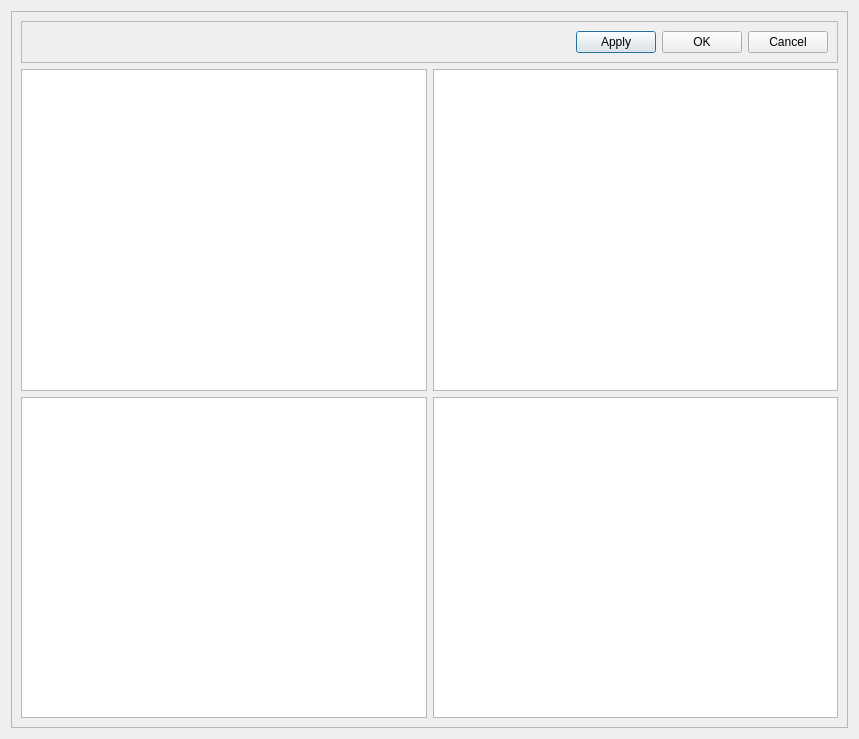
First picture: the form in gui/Ui_Visualizer.ui, repository myngshj3/graphcore-poc, before the edit.
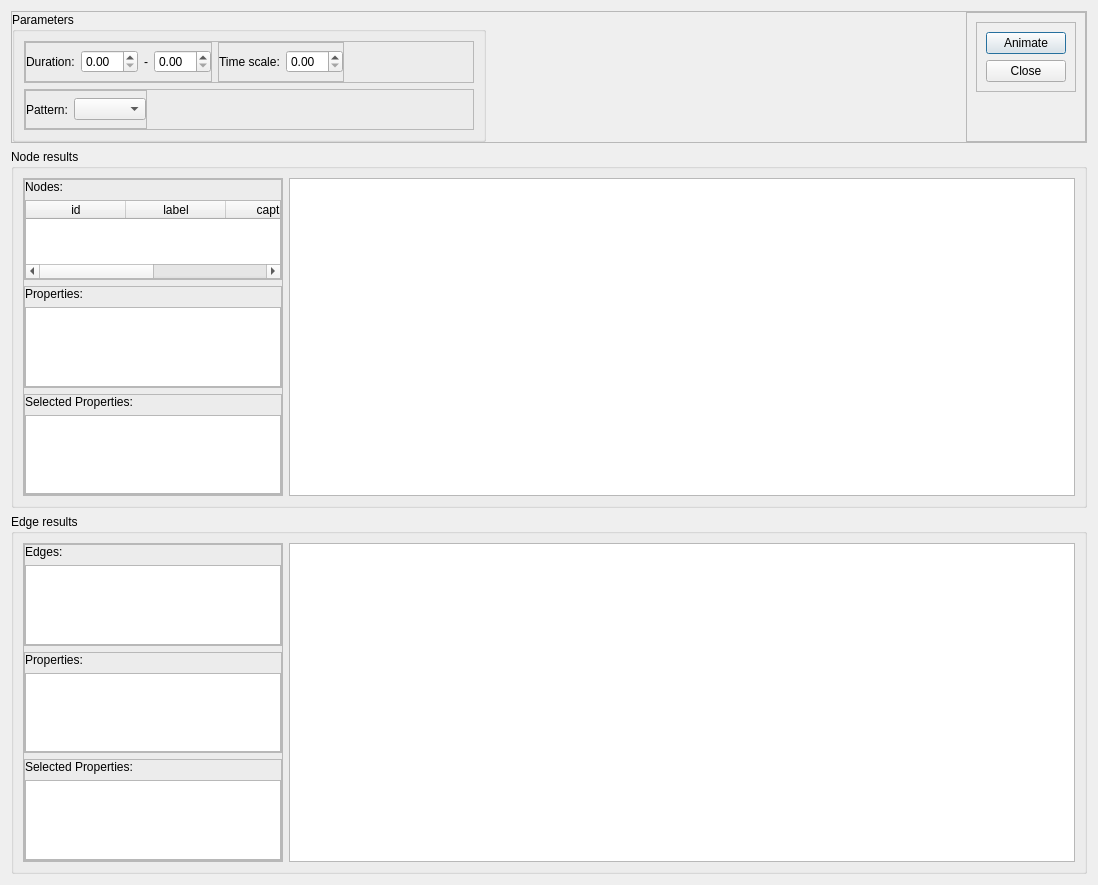
Second picture: the form after the edit. Custom widgets are drawn as their Qt base class.

Commit message: Visualizer implemented.

```diff
--- a/gui/Ui_Visualizer.ui
+++ b/gui/Ui_Visualizer.ui
@@ -6,79 +6,689 @@
    <rect>
     <x>0</x>
     <y>0</y>
-    <width>859</width>
-    <height>739</height>
+    <width>1098</width>
+    <height>885</height>
    </rect>
   </property>
+  <property name="sizePolicy">
+   <sizepolicy hsizetype="Preferred" vsizetype="Preferred">
+    <horstretch>0</horstretch>
+    <verstretch>0</verstretch>
+   </sizepolicy>
+  </property>
+  <property name="minimumSize">
+   <size>
+    <width>800</width>
+    <height>600</height>
+   </size>
+  </property>
+  <property name="maximumSize">
+   <size>
+    <width>1920</width>
+    <height>1080</height>
+   </size>
+  </property>
   <property name="windowTitle">
    <string>Dialog</string>
   </property>
-  <layout class="QGridLayout" name="gridLayout">
-   <item row="0" column="0">
+  <property name="sizeGripEnabled">
+   <bool>false</bool>
+  </property>
+  <layout class="QVBoxLayout" name="verticalLayout_11">
+   <item>
     <widget class="QFrame" name="frame">
+     <property name="sizePolicy">
+      <sizepolicy hsizetype="Preferred" vsizetype="Fixed">
+       <horstretch>0</horstretch>
+       <verstretch>0</verstretch>
+      </sizepolicy>
+     </property>
      <property name="frameShape">
       <enum>QFrame::StyledPanel</enum>
      </property>
      <property name="frameShadow">
       <enum>QFrame::Raised</enum>
      </property>
-     <layout class="QGridLayout" name="gridLayout_2">
-      <item row="2" column="0">
-       <widget class="QColumnView" name="nodeProperties"/>
+     <layout class="QGridLayout" name="gridLayout">
+      <property name="leftMargin">
+       <number>0</number>
+      </property>
+      <property name="topMargin">
+       <number>0</number>
+      </property>
+      <property name="rightMargin">
+       <number>0</number>
+      </property>
+      <property name="bottomMargin">
+       <number>0</number>
+      </property>
+      <item row="0" column="1">
+       <spacer name="horizontalSpacer">
+        <property name="orientation">
+         <enum>Qt::Horizontal</enum>
+        </property>
+        <property name="sizeHint" stdset="0">
+         <size>
+          <width>40</width>
+          <height>20</height>
+         </size>
+        </property>
+       </spacer>
       </item>
-      <item row="1" column="1">
-       <widget class="QTableWidget" name="edgeTable"/>
+      <item row="0" column="0">
+       <widget class="QGroupBox" name="groupBox_13">
+        <property name="title">
+         <string>Parameters</string>
+        </property>
+        <layout class="QVBoxLayout" name="verticalLayout_9">
+         <item>
+          <widget class="QFrame" name="frame_16">
+           <property name="frameShape">
+            <enum>QFrame::StyledPanel</enum>
+           </property>
+           <property name="frameShadow">
+            <enum>QFrame::Raised</enum>
+           </property>
+           <layout class="QHBoxLayout" name="horizontalLayout_6">
+            <property name="leftMargin">
+             <number>0</number>
+            </property>
+            <property name="topMargin">
+             <number>0</number>
+            </property>
+            <property name="rightMargin">
+             <number>0</number>
+            </property>
+            <property name="bottomMargin">
+             <number>0</number>
+            </property>
+            <item>
+             <widget class="QFrame" name="frame_15">
+              <property name="frameShape">
+               <enum>QFrame::StyledPanel</enum>
+              </property>
+              <property name="frameShadow">
+               <enum>QFrame::Raised</enum>
+              </property>
+              <layout class="QHBoxLayout" name="horizontalLayout_4">
+               <property name="leftMargin">
+                <number>0</number>
+               </property>
+               <property name="topMargin">
+                <number>0</number>
+               </property>
+               <property name="rightMargin">
+                <number>0</number>
+               </property>
+               <property name="bottomMargin">
+                <number>0</number>
+               </property>
+               <item>
+                <widget class="QLabel" name="label_8">
+                 <property name="text">
+                  <string>Duration:</string>
+                 </property>
+                </widget>
+               </item>
+               <item>
+                <widget class="QDoubleSpinBox" name="doubleSpinBox"/>
+               </item>
+               <item>
+                <widget class="QLabel" name="label_9">
+                 <property name="styleSheet">
+                  <string notr="true">text-align: center</string>
+                 </property>
+                 <property name="frameShape">
+                  <enum>QFrame::NoFrame</enum>
+                 </property>
+                 <property name="frameShadow">
+                  <enum>QFrame::Plain</enum>
+                 </property>
+                 <property name="text">
+                  <string>-</string>
+                 </property>
+                </widget>
+               </item>
+               <item>
+                <widget class="QDoubleSpinBox" name="doubleSpinBox_2"/>
+               </item>
+              </layout>
+             </widget>
+            </item>
+            <item>
+             <widget class="QFrame" name="frame_12">
+              <property name="frameShape">
+               <enum>QFrame::StyledPanel</enum>
+              </property>
+              <property name="frameShadow">
+               <enum>QFrame::Raised</enum>
+              </property>
+              <layout class="QHBoxLayout" name="horizontalLayout_5">
+               <property name="leftMargin">
+                <number>0</number>
+               </property>
+               <property name="topMargin">
+                <number>0</number>
+               </property>
+               <property name="rightMargin">
+                <number>0</number>
+               </property>
+               <property name="bottomMargin">
+                <number>0</number>
+               </property>
+               <item>
+                <widget class="QLabel" name="label_10">
+                 <property name="text">
+                  <string>Time scale:</string>
+                 </property>
+                </widget>
+               </item>
+               <item>
+                <widget class="QDoubleSpinBox" name="doubleSpinBox_3"/>
+               </item>
+              </layout>
+             </widget>
+            </item>
+            <item>
+             <spacer name="horizontalSpacer_2">
+              <property name="orientation">
+               <enum>Qt::Horizontal</enum>
+              </property>
+              <property name="sizeHint" stdset="0">
+               <size>
+                <width>40</width>
+                <height>20</height>
+               </size>
+              </property>
+             </spacer>
+            </item>
+           </layout>
+          </widget>
+         </item>
+         <item>
+          <widget class="QFrame" name="frame_17">
+           <property name="frameShape">
+            <enum>QFrame::StyledPanel</enum>
+           </property>
+           <property name="frameShadow">
+            <enum>QFrame::Raised</enum>
+           </property>
+           <layout class="QHBoxLayout" name="horizontalLayout_8">
+            <property name="leftMargin">
+             <number>0</number>
+            </property>
+            <property name="topMargin">
+             <number>0</number>
+            </property>
+            <property name="rightMargin">
+             <number>0</number>
+            </property>
+            <property name="bottomMargin">
+             <number>0</number>
+            </property>
+            <item>
+             <widget class="QFrame" name="frame_18">
+              <property name="frameShape">
+               <enum>QFrame::StyledPanel</enum>
+              </property>
+              <property name="frameShadow">
+               <enum>QFrame::Raised</enum>
+              </property>
+              <layout class="QHBoxLayout" name="horizontalLayout_7">
+               <property name="leftMargin">
+                <number>0</number>
+               </property>
+               <property name="topMargin">
+                <number>0</number>
+               </property>
+               <property name="rightMargin">
+                <number>0</number>
+               </property>
+               <property name="bottomMargin">
+                <number>0</number>
+               </property>
+               <item>
+                <widget class="QLabel" name="label_11">
+                 <property name="text">
+                  <string>Pattern:</string>
+                 </property>
+                </widget>
+               </item>
+               <item>
+                <widget class="QComboBox" name="comboBox"/>
+               </item>
+              </layout>
+             </widget>
+            </item>
+            <item>
+             <spacer name="horizontalSpacer_3">
+              <property name="orientation">
+               <enum>Qt::Horizontal</enum>
+              </property>
+              <property name="sizeHint" stdset="0">
+               <size>
+                <width>303</width>
+                <height>20</height>
+               </size>
+              </property>
+             </spacer>
+            </item>
+           </layout>
+          </widget>
+         </item>
+        </layout>
+       </widget>
       </item>
-      <item row="1" column="0">
-       <widget class="QTableWidget" name="nodeTable"/>
-      </item>
-      <item row="2" column="1">
-       <widget class="QColumnView" name="edgeProperties"/>
-      </item>
-      <item row="0" column="0" colspan="2">
-       <widget class="QFrame" name="frame_2">
+      <item row="0" column="4">
+       <widget class="QFrame" name="frame_19">
         <property name="frameShape">
          <enum>QFrame::StyledPanel</enum>
         </property>
         <property name="frameShadow">
          <enum>QFrame::Raised</enum>
         </property>
-        <layout class="QHBoxLayout" name="horizontalLayout">
+        <layout class="QVBoxLayout" name="verticalLayout_10">
+         <property name="sizeConstraint">
+          <enum>QLayout::SetFixedSize</enum>
+         </property>
          <item>
-          <spacer name="horizontalSpacer">
+          <widget class="QFrame" name="frame_10">
+           <property name="frameShape">
+            <enum>QFrame::StyledPanel</enum>
+           </property>
+           <property name="frameShadow">
+            <enum>QFrame::Raised</enum>
+           </property>
+           <layout class="QVBoxLayout" name="verticalLayout_12">
+            <item>
+             <widget class="QPushButton" name="animateButton">
+              <property name="text">
+               <string>Animate</string>
+              </property>
+             </widget>
+            </item>
+            <item>
+             <widget class="QPushButton" name="closeButton">
+              <property name="text">
+               <string>Close</string>
+              </property>
+             </widget>
+            </item>
+           </layout>
+          </widget>
+         </item>
+         <item>
+          <spacer name="verticalSpacer">
            <property name="orientation">
-            <enum>Qt::Horizontal</enum>
+            <enum>Qt::Vertical</enum>
            </property>
            <property name="sizeHint" stdset="0">
             <size>
-             <width>40</width>
-             <height>20</height>
+             <width>20</width>
+             <height>40</height>
             </size>
            </property>
           </spacer>
          </item>
+        </layout>
+       </widget>
+      </item>
+     </layout>
+    </widget>
+   </item>
+   <item>
+    <widget class="QGroupBox" name="groupBox_10">
+     <property name="title">
+      <string>Node results</string>
+     </property>
+     <layout class="QHBoxLayout" name="horizontalLayout">
+      <item>
+       <widget class="QFrame" name="frame_5">
+        <property name="sizePolicy">
+         <sizepolicy hsizetype="Fixed" vsizetype="Preferred">
+          <horstretch>0</horstretch>
+          <verstretch>0</verstretch>
+         </sizepolicy>
+        </property>
+        <property name="styleSheet">
+         <string notr="true"/>
+        </property>
+        <property name="frameShape">
+         <enum>QFrame::StyledPanel</enum>
+        </property>
+        <property name="frameShadow">
+         <enum>QFrame::Raised</enum>
+        </property>
+        <layout class="QVBoxLayout" name="verticalLayout_4">
+         <property name="sizeConstraint">
+          <enum>QLayout::SetDefaultConstraint</enum>
+         </property>
+         <property name="leftMargin">
+          <number>0</number>
+         </property>
+         <property name="topMargin">
+          <number>0</number>
+         </property>
+         <property name="rightMargin">
+          <number>0</number>
+         </property>
+         <property name="bottomMargin">
+          <number>0</number>
+         </property>
          <item>
-          <widget class="QPushButton" name="applyButton">
-           <property name="text">
-            <string>Apply</string>
+          <widget class="QFrame" name="frame_2">
+           <property name="frameShape">
+            <enum>QFrame::StyledPanel</enum>
            </property>
+           <property name="frameShadow">
+            <enum>QFrame::Raised</enum>
+           </property>
+           <layout class="QVBoxLayout" name="verticalLayout">
+            <property name="leftMargin">
+             <number>0</number>
+            </property>
+            <property name="topMargin">
+             <number>0</number>
+            </property>
+            <property name="rightMargin">
+             <number>0</number>
+            </property>
+            <property name="bottomMargin">
+             <number>0</number>
+            </property>
+            <item>
+             <widget class="QLabel" name="label">
+              <property name="text">
+               <string>Nodes:</string>
+              </property>
+             </widget>
+            </item>
+            <item>
+             <widget class="QTableWidget" name="nodes">
+              <property name="editTriggers">
+               <set>QAbstractItemView::NoEditTriggers</set>
+              </property>
+              <property name="selectionMode">
+               <enum>QAbstractItemView::SingleSelection</enum>
+              </property>
+              <property name="selectionBehavior">
+               <enum>QAbstractItemView::SelectRows</enum>
+              </property>
+              <attribute name="verticalHeaderVisible">
+               <bool>false</bool>
+              </attribute>
+              <column>
+               <property name="text">
+                <string>id</string>
+               </property>
+              </column>
+              <column>
+               <property name="text">
+                <string>label</string>
+               </property>
+              </column>
+              <column>
+               <property name="text">
+                <string>caption</string>
+               </property>
+              </column>
+              <column>
+               <property name="text">
+                <string>description</string>
+               </property>
+              </column>
+             </widget>
+            </item>
+           </layout>
           </widget>
          </item>
          <item>
-          <widget class="QPushButton" name="okButton">
-           <property name="text">
-            <string>OK</string>
+          <widget class="QFrame" name="frame_3">
+           <property name="frameShape">
+            <enum>QFrame::StyledPanel</enum>
            </property>
+           <property name="frameShadow">
+            <enum>QFrame::Raised</enum>
+           </property>
+           <layout class="QVBoxLayout" name="verticalLayout_2">
+            <property name="leftMargin">
+             <number>0</number>
+            </property>
+            <property name="topMargin">
+             <number>0</number>
+            </property>
+            <property name="rightMargin">
+             <number>0</number>
+            </property>
+            <property name="bottomMargin">
+             <number>0</number>
+            </property>
+            <item>
+             <widget class="QLabel" name="label_2">
+              <property name="text">
+               <string>Properties:</string>
+              </property>
+             </widget>
+            </item>
+            <item>
+             <widget class="QListWidget" name="nodeProperties">
+              <property name="selectionBehavior">
+               <enum>QAbstractItemView::SelectRows</enum>
+              </property>
+             </widget>
+            </item>
+           </layout>
           </widget>
          </item>
          <item>
-          <widget class="QPushButton" name="cancelButton">
-           <property name="text">
-            <string>Cancel</string>
+          <widget class="QFrame" name="frame_4">
+           <property name="frameShape">
+            <enum>QFrame::StyledPanel</enum>
            </property>
+           <property name="frameShadow">
+            <enum>QFrame::Raised</enum>
+           </property>
+           <layout class="QVBoxLayout" name="verticalLayout_3">
+            <property name="leftMargin">
+             <number>0</number>
+            </property>
+            <property name="topMargin">
+             <number>0</number>
+            </property>
+            <property name="rightMargin">
+             <number>0</number>
+            </property>
+            <property name="bottomMargin">
+             <number>0</number>
+            </property>
+            <item>
+             <widget class="QLabel" name="label_3">
+              <property name="text">
+               <string>Selected Properties:</string>
+              </property>
+             </widget>
+            </item>
+            <item>
+             <widget class="QListWidget" name="selectedNodeProperties">
+              <property name="selectionBehavior">
+               <enum>QAbstractItemView::SelectRows</enum>
+              </property>
+             </widget>
+            </item>
+           </layout>
           </widget>
          </item>
         </layout>
+       </widget>
+      </item>
+      <item>
+       <widget class="PlotWidget" name="nodePlot"/>
+      </item>
+     </layout>
+    </widget>
+   </item>
+   <item>
+    <widget class="QGroupBox" name="groupBox_11">
+     <property name="sizePolicy">
+      <sizepolicy hsizetype="Preferred" vsizetype="Preferred">
+       <horstretch>0</horstretch>
+       <verstretch>0</verstretch>
+      </sizepolicy>
+     </property>
+     <property name="title">
+      <string>Edge results</string>
+     </property>
+     <layout class="QHBoxLayout" name="horizontalLayout_2">
+      <item>
+       <widget class="QFrame" name="frame_6">
+        <property name="sizePolicy">
+         <sizepolicy hsizetype="Fixed" vsizetype="Preferred">
+          <horstretch>0</horstretch>
+          <verstretch>0</verstretch>
+         </sizepolicy>
+        </property>
+        <property name="frameShape">
+         <enum>QFrame::StyledPanel</enum>
+        </property>
+        <property name="frameShadow">
+         <enum>QFrame::Raised</enum>
+        </property>
+        <layout class="QVBoxLayout" name="verticalLayout_8">
+         <property name="leftMargin">
+          <number>0</number>
+         </property>
+         <property name="topMargin">
+          <number>0</number>
+         </property>
+         <property name="rightMargin">
+          <number>0</number>
+         </property>
+         <property name="bottomMargin">
+          <number>0</number>
+         </property>
+         <item>
+          <widget class="QFrame" name="frame_7">
+           <property name="frameShape">
+            <enum>QFrame::StyledPanel</enum>
+           </property>
+           <property name="frameShadow">
+            <enum>QFrame::Raised</enum>
+           </property>
+           <layout class="QVBoxLayout" name="verticalLayout_5">
+            <property name="leftMargin">
+             <number>0</number>
+            </property>
+            <property name="topMargin">
+             <number>0</number>
+            </property>
+            <property name="rightMargin">
+             <number>0</number>
+            </property>
+            <property name="bottomMargin">
+             <number>0</number>
+            </property>
+            <item>
+             <widget class="QLabel" name="label_4">
+              <property name="text">
+               <string>Edges:</string>
+              </property>
+             </widget>
+            </item>
+            <item>
+             <widget class="QTableWidget" name="edges">
+              <property name="editTriggers">
+               <set>QAbstractItemView::NoEditTriggers</set>
+              </property>
+              <property name="selectionMode">
+               <enum>QAbstractItemView::SingleSelection</enum>
+              </property>
+              <property name="selectionBehavior">
+               <enum>QAbstractItemView::SelectRows</enum>
+              </property>
+             </widget>
+            </item>
+           </layout>
+          </widget>
+         </item>
+         <item>
+          <widget class="QFrame" name="frame_8">
+           <property name="frameShape">
+            <enum>QFrame::StyledPanel</enum>
+           </property>
+           <property name="frameShadow">
+            <enum>QFrame::Raised</enum>
+           </property>
+           <layout class="QVBoxLayout" name="verticalLayout_6">
+            <property name="leftMargin">
+             <number>0</number>
+            </property>
+            <property name="topMargin">
+             <number>0</number>
+            </property>
+            <property name="rightMargin">
+             <number>0</number>
+            </property>
+            <property name="bottomMargin">
+             <number>0</number>
+            </property>
+            <item>
+             <widget class="QLabel" name="label_5">
+              <property name="text">
+               <string>Properties:</string>
+              </property>
+             </widget>
+            </item>
+            <item>
+             <widget class="QListWidget" name="edgeProperties"/>
+            </item>
+           </layout>
+          </widget>
+         </item>
+         <item>
+          <widget class="QFrame" name="frame_9">
+           <property name="frameShape">
+            <enum>QFrame::StyledPanel</enum>
+           </property>
+           <property name="frameShadow">
+            <enum>QFrame::Raised</enum>
+           </property>
+           <layout class="QVBoxLayout" name="verticalLayout_7">
+            <property name="leftMargin">
+             <number>0</number>
+            </property>
+            <property name="topMargin">
+             <number>0</number>
+            </property>
+            <property name="rightMargin">
+             <number>0</number>
+            </property>
+            <property name="bottomMargin">
+             <number>0</number>
+            </property>
+            <item>
+             <widget class="QLabel" name="label_6">
+              <property name="text">
+               <string>Selected Properties:</string>
+              </property>
+             </widget>
+            </item>
+            <item>
+             <widget class="QListWidget" name="selectedEdgeProperties"/>
+            </item>
+           </layout>
+          </widget>
+         </item>
+        </layout>
+       </widget>
+      </item>
+      <item>
+       <widget class="PlotWidget" name="edgePlot">
+        <property name="sizePolicy">
+         <sizepolicy hsizetype="Preferred" vsizetype="Preferred">
+          <horstretch>0</horstretch>
+          <verstretch>0</verstretch>
+         </sizepolicy>
+        </property>
        </widget>
       </item>
      </layout>
@@ -86,6 +696,13 @@
    </item>
   </layout>
  </widget>
+ <customwidgets>
+  <customwidget>
+   <class>PlotWidget</class>
+   <extends>QGraphicsView</extends>
+   <header>pyqtgraph</header>
+  </customwidget>
+ </customwidgets>
  <resources/>
  <connections/>
 </ui>
```
The commit also changes 6 other files.
